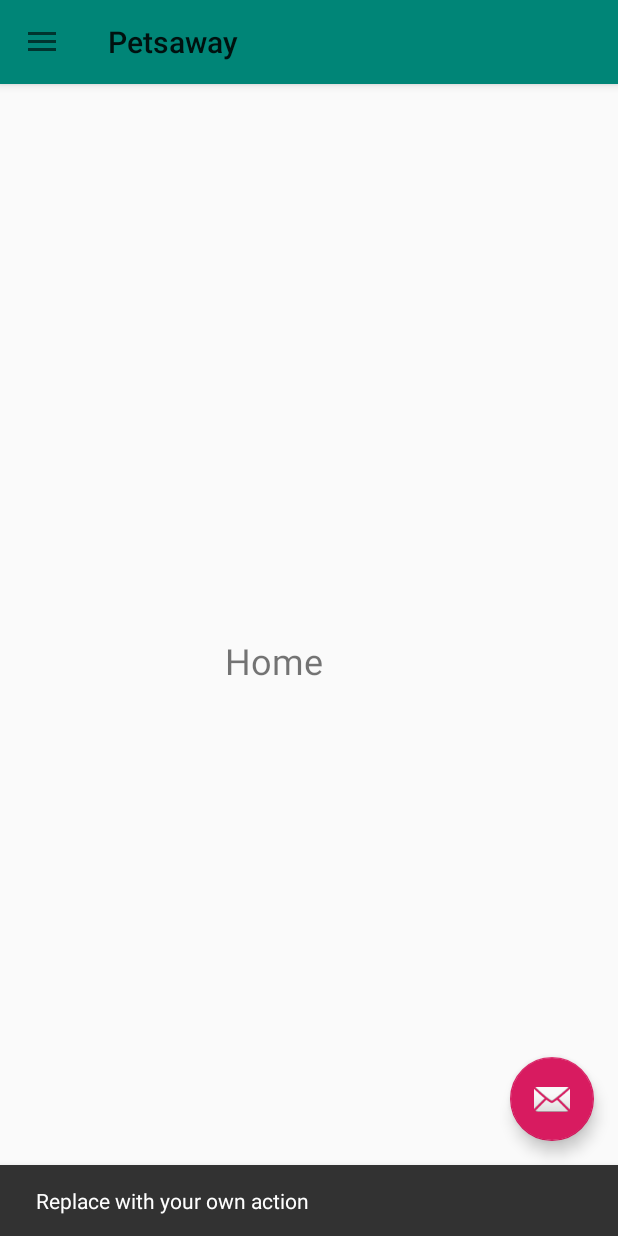
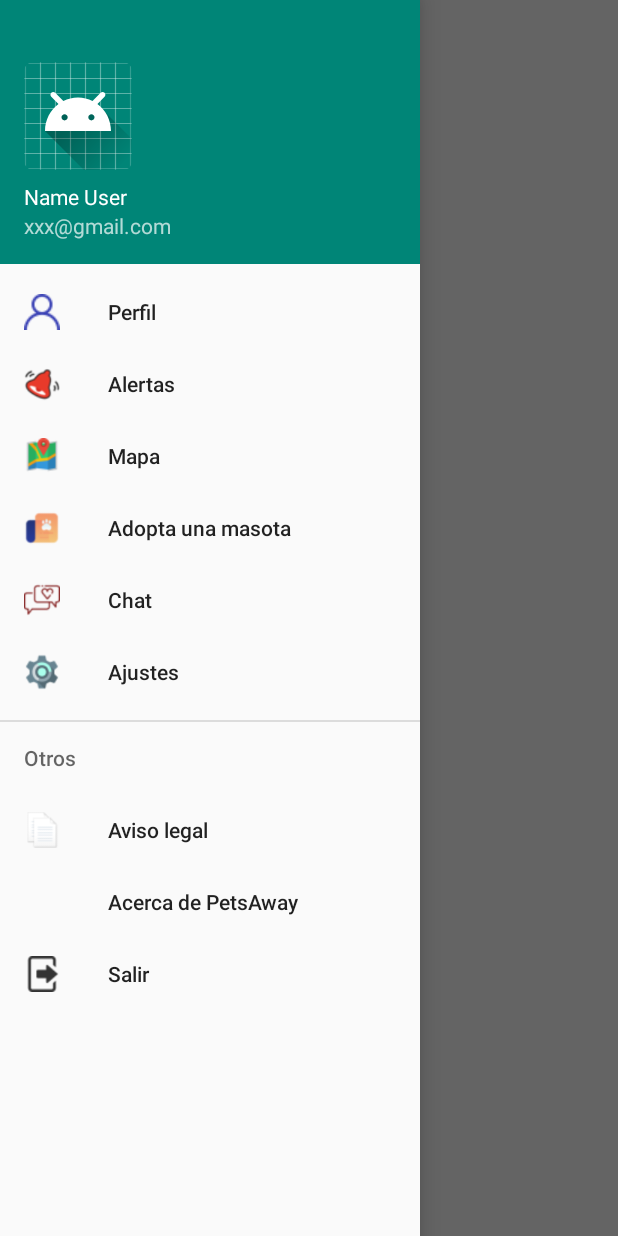
Before and after one commit to CarlosPSDev/AppAndroid_PetsAway, an Android app: the screen it shows after launch (MainActivity), after a tap on an icon or button, on a phone screen of 412 x 824 dp. Run offline under Robolectric (Android 15) with nearby library versions, the light colour scheme and no system bars.

Commit message:
Luis commit modif NavDraw

```diff
--- a/app/src/main/java/com/dam/m21/petsaway/MainActivity.java
+++ b/app/src/main/java/com/dam/m21/petsaway/MainActivity.java
@@ -7,8 +7,10 @@ import androidx.appcompat.widget.Toolbar;
 import androidx.core.view.GravityCompat;
 import androidx.drawerlayout.widget.DrawerLayout;
 
+import android.annotation.SuppressLint;
 import android.content.Intent;
 import android.os.Bundle;
+import android.view.Gravity;
 import android.view.Menu;
 import android.view.MenuItem;
 import android.view.View;
@@ -31,19 +33,23 @@ public class MainActivity extends AppCompatActivity implements NavigationView.On
 
         Toolbar toolbar = findViewById(R.id.toolbar);
         setSupportActionBar(toolbar);
-        FloatingActionButton fab = findViewById(R.id.fab);
-        fab.setOnClickListener(new View.OnClickListener() {
-            @Override
-            public void onClick(View view) {
-                Snackbar.make(view, "Replace with your own action", Snackbar.LENGTH_LONG)
-                        .setAction("Action", null).show();
-            }
-        });
+
         drawer = findViewById(R.id.drawer_layout);
+        //drawer.setDrawerLockMode(DrawerLayout.LOCK_MODE_LOCKED_CLOSED);
+
         toogle = new ActionBarDrawerToggle(this, drawer, toolbar,
                 R.string.open_drawer, R.string.close_drawer);
         drawer.addDrawerListener(toogle);
         toogle.syncState();
+
+        FloatingActionButton fab = findViewById(R.id.fab);
+        fab.setOnClickListener(new View.OnClickListener() {
+            @SuppressLint("WrongConstant")
+            @Override
+            public void onClick(View view) {
+                drawer.openDrawer(Gravity.START);
+            }
+        });
 
         navController = (NavigationView) findViewById(R.id.nav_view);
         navController.setNavigationItemSelectedListener(this);
--- a/app/src/main/res/layout/app_bar_main.xml
+++ b/app/src/main/res/layout/app_bar_main.xml
@@ -8,14 +8,17 @@
 
     <com.google.android.material.appbar.AppBarLayout
         android:layout_width="match_parent"
-        android:layout_height="wrap_content"
-        android:theme="@style/AppTheme">
+        android:layout_height="0dp"
+        android:background="@android:color/transparent"
+        android:visibility="invisible"
+        app:expanded="false">
 
         <androidx.appcompat.widget.Toolbar
             android:id="@+id/toolbar"
             android:layout_width="match_parent"
             android:layout_height="?attr/actionBarSize"
-            android:background="?attr/colorPrimary"/>
+            android:background="@android:color/transparent"
+            tools:visibility="invisible" />
 
     </com.google.android.material.appbar.AppBarLayout>
 
@@ -23,10 +26,11 @@
 
     <com.google.android.material.floatingactionbutton.FloatingActionButton
         android:id="@+id/fab"
-        android:layout_width="wrap_content"
+        android:layout_width="282dp"
         android:layout_height="wrap_content"
-        android:layout_gravity="bottom|end"
-        android:layout_margin="@dimen/fab_margin"
-        app:srcCompat="@android:drawable/ic_dialog_email" />
+        android:layout_gravity="top|left"
+        app:backgroundTint="@android:color/transparent"
+        app:elevation="0dp"
+        app:srcCompat="@drawable/hamburguer_icon" />
 
 </androidx.coordinatorlayout.widget.CoordinatorLayout>
```
Also changed, not shown: app/src/main/res/drawable/hamburguer_icon.png (added).
